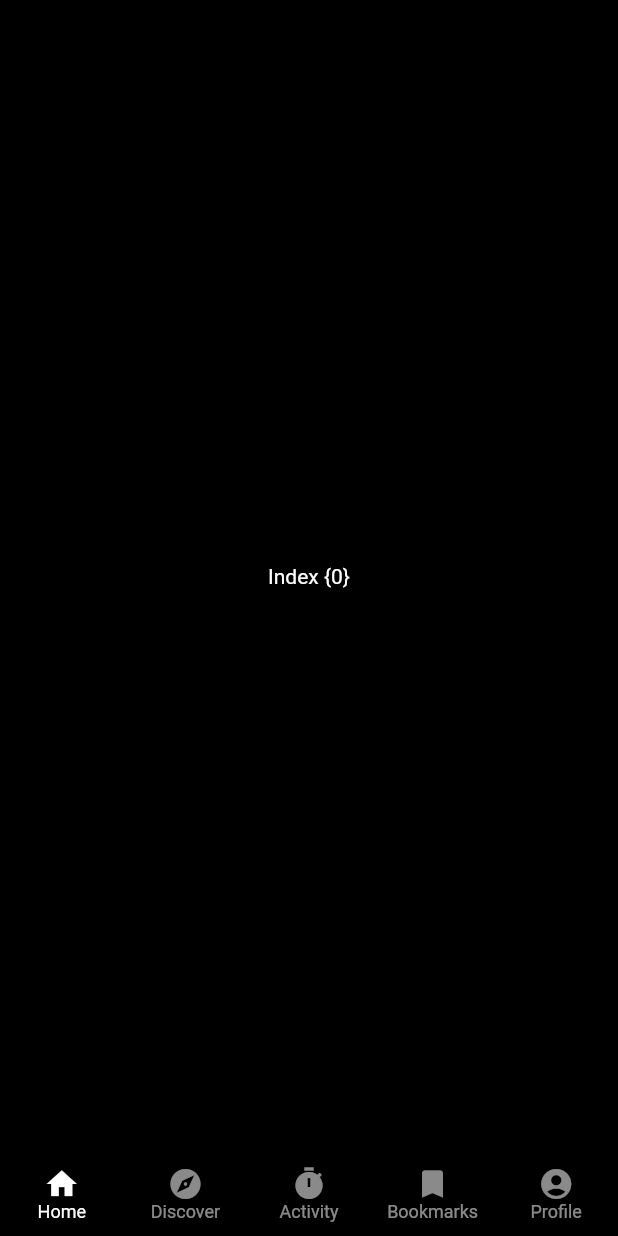
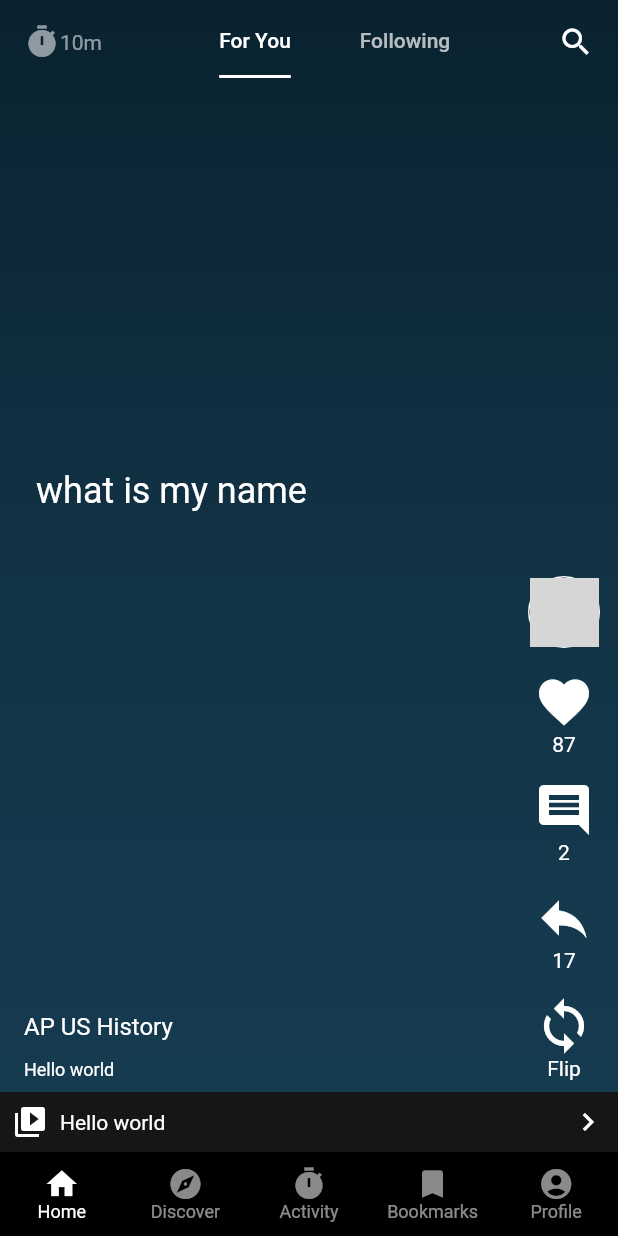
Before and after one commit to mvillanoy/quizlr, a Flutter app: the screen it shows after launch, on a phone screen of 412 x 824 dp. Run offline on Flutter 3.47's test engine with Material 2 defaults, Android fonts, the phone set to English and light mode, and no system bars; network calls fail; grey boxes are pictures that could not be loaded.

Commit message:
add quiz page UI

```diff
--- a/lib/constants/styles.dart
+++ b/lib/constants/styles.dart
@@ -0,0 +1,36 @@
+import 'package:flutter/material.dart';
+
+// const kPrimaryColor = Color(0xFF366CF6);
+// const kSecondaryColor = Color(0xFFF5F6FC);
+// const kBgLightColor = Color(0xFFF2F4FC);
+// const kBgDarkColor = Color(0xFFEBEDFA);
+// const kBadgeColor = Color(0xFFEE376E);
+
+// const kTitleTextColor = Color(0xFF30384D);
+// const kTextColor = Color(0xFF4D5875);
+
+const kGrayDark = Color(0xFF161616);
+
+const kTealDark = Color(0xFF0a222f);
+const kTealMedium = Color(0xFF123346);
+const kTealLight = Color(0xFF163c51);
+const kTealGray = Color(0xFF3E5C6B);
+
+const kOrangeMedium = Color(0xFFE2833C);
+const kOrangeLight = Color(0xFFF1B975);
+const kYellow = Color(0xFFF8D663);
+const kGreenMedium = Color(0xFF2F6150);
+const kGreenLight = Color(0xFF438871);
+
+const kRedLight = Color(0xFFD68481);
+const kRedMedium = Color(0xFFCD6763);
+const kMintMedium = Color(0xFF57AE91);
+const kMintLight = Color(0xFFB5DFD3);
+
+//Text Styles
+const kTextStylePlaylist =
+    TextStyle(fontSize: 12, color: Colors.white, fontWeight: FontWeight.bold);
+const kTextStyleDescription = TextStyle(fontSize: 12, color: Colors.white);
+const kTextStyleTitle = TextStyle(fontSize: 16, color: Colors.white);
+const kTextStyleQuestion = TextStyle(fontSize: 24, color: Colors.white);
+const kTextStyleAnswer = TextStyle(fontSize: 10, color: kGreenLight);
--- a/lib/main.dart
+++ b/lib/main.dart
@@ -1,5 +1,5 @@
 import 'package:flutter/material.dart';
-import 'package:quizlr/ui/home.dart';
+import 'package:quizlr/ui/home_page.dart';
 
 void main() {
   runApp(const MyApp());
@@ -8,7 +8,6 @@ void main() {
 class MyApp extends StatelessWidget {
   const MyApp({super.key});
 
-  // This widget is the root of your application.
   @override
   Widget build(BuildContext context) {
     return MaterialApp(
--- /dev/null
+++ b/lib/model/options.dart
@@ -0,0 +1,21 @@
+class Option {
+  Option({
+    required this.id,
+    required this.answer,
+  });
+
+  String id;
+  String answer;
+
+  factory Option.fromJson(Map<String, dynamic> json) {
+    return Option(
+      id: json['id'],
+      answer: json['answer'],
+    );
+  }
+
+  Map<String, dynamic> toJson() => {
+        'id': id,
+        'avatar': answer,
+      };
+}
--- /dev/null
+++ b/lib/model/quiz.dart
@@ -0,0 +1,86 @@
+import 'package:quizlr/model/options.dart';
+import 'package:quizlr/model/user.dart';
+
+enum QuizType { flashcard, mcq }
+
+class Quiz {
+  Quiz({
+    required this.type,
+    required this.id,
+    required this.playlist,
+    this.flashcardFront,
+    this.flashcardBack,
+    required this.description,
+    this.question,
+    required this.user,
+    this.options,
+  });
+
+  QuizType type;
+  int id;
+  String playlist;
+  String? flashcardFront;
+  String? flashcardBack;
+  String description;
+  String? question;
+  User user;
+  List<Option>? options;
+
+  factory Quiz.fromJson(Map<String, dynamic> json) {
+    List<dynamic> options = json['options'];
+
+    return Quiz(
+      type: json['type'],
+      id: json['id'],
+      playlist: json['playlist'],
+      flashcardFront: json['flashcard_front'],
+      flashcardBack: json['flashcard_back'],
+      description: json['description'],
+      question: json['question'],
+      user: User.fromJson(json['user']),
+      options: List<Option>.from(options.map((i) => Option.fromJson(i))),
+    );
+  }
+
+  Map<String, dynamic> toJson() => {
+        'type': type,
+        'id': id,
+        'playlist': playlist,
+        'flashcard_front': flashcardFront,
+        'flashcard_back': flashcardBack,
+        'description': description,
+        'question': question,
+        'user': user,
+        'options': options
+      };
+}
+
+Quiz kQuiz = Quiz(
+  type: QuizType.flashcard,
+  id: 123,
+  playlist: "playlist 1",
+  description: "Hello world",
+  flashcardFront: "what is my name",
+  flashcardBack: "monica",
+  user: User(
+      name: "AP US History",
+      avatar:
+          "http://cross-platform-rwa.s3-website-us-east-1.amazonaws.com/avatars/apush.png"),
+);
+
+Quiz kQuiz2 = Quiz(
+  type: QuizType.mcq,
+  id: 567,
+  playlist: "playlist 2",
+  description: "Hello earth",
+  question: "what is my last nationality",
+  user: User(
+      name: "AP US History",
+      avatar:
+          "http://cross-platform-rwa.s3-website-us-east-1.amazonaws.com/avatars/apush.png"),
+  options: [
+    Option(id: "A", answer: "German and Irish"),
+    Option(id: "B", answer: "Italian and German"),
+    Option(id: "C", answer: "Chinese & Japanese"),
+  ],
+);
--- /dev/null
+++ b/lib/model/user.dart
@@ -0,0 +1,21 @@
+class User {
+  User({
+    required this.name,
+    required this.avatar,
+  });
+
+  String name;
+  String avatar;
+
+  factory User.fromJson(Map<String, dynamic> json) {
+    return User(
+      name: json['name'],
+      avatar: json['avatar'],
+    );
+  }
+
+  Map<String, dynamic> toJson() => {
+        'name': name,
+        'avatar': avatar,
+      };
+}
--- a/lib/ui/home.dart
+++ b/lib/ui/home_page.dart
@@ -1,4 +1,6 @@
 import 'package:flutter/material.dart';
+import 'package:quizlr/ui/components/coming_soon.dart';
+import 'package:quizlr/ui/quiz/quiz_page.dart';
 
 class HomePage extends StatefulWidget {
   const HomePage({super.key});
@@ -10,13 +12,19 @@ class HomePage extends StatefulWidget {
 class _HomePageState extends State<HomePage> {
   int _selectedIndex = 0;
 
+  List<Widget> pageList = [
+    const QuizPage(),
+    const ComingSoon(),
+    const ComingSoon(),
+    const ComingSoon(),
+    const ComingSoon(),
+  ];
+
   @override
   Widget build(BuildContext context) {
     return Scaffold(
       body: Center(
-        child: Text(
-          'Index {$_selectedIndex}',
-        ),
+        child: pageList[_selectedIndex],
       ),
       bottomNavigationBar: BottomNavigationBar(
         backgroundColor: Colors.black,
--- /dev/null
+++ b/lib/ui/quiz/components/item_controls.dart
@@ -0,0 +1,45 @@
+import 'package:flutter/material.dart';
+import 'package:quizlr/model/quiz.dart';
+import 'package:quizlr/ui/quiz/components/question_control_buttons.dart';
+
+class QuestionControls extends StatelessWidget {
+  const QuestionControls({super.key, required this.quiz});
+
+  final Quiz quiz;
+
+  @override
+  Widget build(BuildContext context) {
+    return Column(
+      children: [
+        const Spacer(),
+        CircleAvatar(
+          radius: 24.0,
+          backgroundColor: Colors.white,
+          child: CircleAvatar(
+            radius: 23,
+            backgroundImage: NetworkImage(quiz.user.avatar),
+          ),
+        ),
+        const SizedBox(
+          height: 8,
+        ),
+        const QuestionControlButton(
+          iconData: Icons.favorite,
+          value: "87",
+        ),
+        const QuestionControlButton(
+          iconData: Icons.insert_comment,
+          value: "2",
+        ),
+        const QuestionControlButton(
+          iconData: Icons.reply,
+          value: "17",
+        ),
+        const QuestionControlButton(
+          iconData: Icons.sync,
+          value: "Flip",
+        )
+      ],
+    );
+  }
+}
--- /dev/null
+++ b/lib/ui/quiz/components/playlist.dart
@@ -0,0 +1,42 @@
+import 'package:flutter/material.dart';
+import 'package:quizlr/constants/styles.dart';
+
+class PlaylistWidget extends StatelessWidget {
+  const PlaylistWidget({super.key, required this.playlistName});
+
+  final String playlistName;
+
+  @override
+  Widget build(BuildContext context) {
+    return Container(
+      color: kGrayDark,
+      height: 40,
+      child: Row(
+        children: [
+          const Padding(
+            padding: EdgeInsets.all(8.0),
+            child: Icon(
+              Icons.video_library,
+              color: Colors.white,
+            ),
+          ),
+          Expanded(
+            child: Text(
+              playlistName,
+              style: const TextStyle(
+                color: Colors.white,
+              ),
+            ),
+          ),
+          const Padding(
+            padding: EdgeInsets.all(8.0),
+            child: Icon(
+              Icons.navigate_next,
+              color: Colors.white,
+            ),
+          ),
+        ],
+      ),
+    );
+  }
+}
--- /dev/null
+++ b/lib/ui/quiz/components/question_control_buttons.dart
@@ -0,0 +1,32 @@
+import 'package:flutter/material.dart';
+import 'package:quizlr/model/quiz.dart';
+
+class QuestionControlButton extends StatelessWidget {
+  const QuestionControlButton(
+      {super.key, required this.iconData, required this.value});
+
+  final IconData iconData;
+  final String value;
+
+  @override
+  Widget build(BuildContext context) {
+    return Padding(
+      padding: const EdgeInsets.fromLTRB(16, 8, 16, 8),
+      child: Column(
+        children: [
+          Icon(
+            iconData,
+            color: Colors.white,
+            size: 40,
+          ),
+          Text(
+            value,
+            style: const TextStyle(
+              color: Colors.white,
+            ),
+          ),
+        ],
+      ),
+    );
+  }
+}
--- /dev/null
+++ b/lib/ui/quiz/components/quiz_item.dart
@@ -0,0 +1,161 @@
+import 'package:flutter/material.dart';
+import 'package:quizlr/constants/styles.dart';
+import 'package:quizlr/model/quiz.dart';
+import 'package:quizlr/ui/quiz/components/item_controls.dart';
+import 'package:quizlr/ui/quiz/components/option_item.dart';
+import 'package:quizlr/ui/quiz/components/playlist.dart';
+import 'package:quizlr/ui/quiz/components/survey.dart';
+
+class QuizItem extends StatefulWidget {
+  const QuizItem({super.key, required this.quiz});
+
+  final Quiz quiz;
+
+  @override
+  State<QuizItem> createState() => _QuizItemState();
+}
+
+class _QuizItemState extends State<QuizItem> {
+  int _selectedIndex = -1;
+  bool showAnswer = false;
+
+  @override
+  Widget build(BuildContext context) {
+    return GestureDetector(
+      onTap: () {
+        if (widget.quiz.type == QuizType.flashcard) {
+          setState(() {
+            showAnswer = !showAnswer;
+          });
+        }
+      },
+      child: Container(
+        decoration: const BoxDecoration(
+          gradient: LinearGradient(
+            begin: Alignment.topCenter,
+            end: Alignment.bottomCenter,
+            colors: [
+              kTealDark,
+              kTealMedium,
+              kTealLight,
+            ],
+          ),
+        ),
+        child: Column(
+          children: [
+            Expanded(
+              child: Row(
+                children: [
+                  Expanded(
+                    child: Column(
+                      crossAxisAlignment: CrossAxisAlignment.stretch,
+                      children: [
+                        const Spacer(),
+                        _getQuestionView(),
+                        if (widget.quiz.type == QuizType.mcq) ...[
+                          const SizedBox(
+                            height: 16,
+                          ),
+                          _getChoicesView(),
+                        ],
+                        if (showAnswer) ...[
+                          const SizedBox(
+                            height: 16,
+                          ),
+                          _getAnswerView(),
+                        ],
+                        const Spacer(),
+                        if (showAnswer) ...[
+                          const Padding(
+                            padding: EdgeInsets.symmetric(horizontal: 16.0),
+                            child: SurveyWidget(),
+                          ),
+                        ],
+                        const SizedBox(
+                          height: 16,
+                        ),
+                        Padding(
+                          padding: const EdgeInsets.symmetric(
+                              vertical: 4, horizontal: 16),
+                          child: Text(
+                            widget.quiz.user.name,
+                            style: kTextStyleTitle,
+                            textAlign: TextAlign.left,
+                          ),
+                        ),
+                        Padding(
+                          padding: const EdgeInsets.symmetric(
+                              vertical: 8, horizontal: 16),
+                          child: Text(
+                            widget.quiz.description,
+                            style: kTextStyleDescription,
+                          ),
+                        ),
+                      ],
+                    ),
+                  ),
+                  QuestionControls(quiz: widget.quiz),
+                ],
+              ),
+            ),
+            PlaylistWidget(playlistName: widget.quiz.description),
+          ],
+        ),
+      ),
+    );
+  }
+
+  Widget _getQuestionView() {
+    return Padding(
+      padding: const EdgeInsets.symmetric(horizontal: 24.0),
+      child: Text(
+        widget.quiz.type == QuizType.flashcard
+            ? widget.quiz.flashcardFront ?? ""
+            : widget.quiz.question ?? "",
+        style: kTextStyleQuestion,
+      ),
+    );
+  }
+
+  Widget _getAnswerView() {
+    return Padding(
+      padding: const EdgeInsets.symmetric(horizontal: 24.0),
+      child: Column(
+        crossAxisAlignment: CrossAxisAlignment.start,
+        children: [
+          const Text(
+            "Answer",
+            style: kTextStyleAnswer,
+          ),
+          Text(
+            widget.quiz.type == QuizType.flashcard
+                ? widget.quiz.flashcardFront ?? ""
+                : widget.quiz.question ?? "",
+            style: kTextStyleQuestion,
+          ),
+        ],
+      ),
+    );
+  }
+
+  Widget _getChoicesView() {
+    return ListView.builder(
+        itemCount: widget.quiz.options?.length ?? 0,
+        shrinkWrap: true,
+        itemBuilder: (context, index) {
+          return Padding(
+            padding: const EdgeInsets.all(8.0),
+            child: OptionItem(
+              option: widget.quiz.options![index],
+              isCorrect: false,
+            ),
+          );
+        });
+  }
+
+  void _onItemTapped(int index) {
+    setState(() {
+      _selectedIndex = index;
+    });
+  }
+}
--- /dev/null
+++ b/lib/ui/quiz/components/timer.dart
@@ -0,0 +1,26 @@
+import 'package:flutter/material.dart';
+
+class TimerWidget extends StatelessWidget {
+  const TimerWidget({super.key, required this.remainingTime});
+
+  final int remainingTime;
+
+  @override
+  Widget build(BuildContext context) {
+    return Row(
+      mainAxisSize: MainAxisSize.min,
+      children: [
+        const Icon(
+          Icons.timer,
+          color: Colors.white54,
+        ),
+        Text(
+          "${remainingTime}m",
+          style: const TextStyle(
+            color: Colors.white54,
+          ),
+        ),
+      ],
+    );
+  }
+}
--- /dev/null
+++ b/lib/ui/quiz/quiz_page.dart
@@ -0,0 +1,89 @@
+import 'package:flutter/material.dart';
+import 'package:quizlr/model/quiz.dart';
+import 'package:quizlr/ui/components/coming_soon.dart';
+import 'package:quizlr/ui/quiz/components/quiz_item.dart';
+
+import 'components/timer.dart';
+
+final PageController mangaBrowserController = PageController();
+final PageController mangaReaderController = PageController();
+
+class QuizPage extends StatefulWidget {
+  const QuizPage({super.key});
+
+  @override
+  State<QuizPage> createState() => _QuizPageState();
+}
+
+class _QuizPageState extends State<QuizPage> {
+  // int _selectedIndex = 0;
+
+  @override
+  Widget build(BuildContext context) {
+    return SafeArea(
+      child: DefaultTabController(
+        length: 2,
+        child: Stack(
+          children: [
+            TabBarView(
+              children: [
+                PageView(
+                  scrollDirection: Axis.vertical,
+                  children: [
+                    QuizItem(quiz: kQuiz),
+                    QuizItem(quiz: kQuiz2),
+                    QuizItem(quiz: kQuiz),
+                    QuizItem(quiz: kQuiz2),
+                  ],
+                ),
+                PageView(
+                  scrollDirection: Axis.vertical,
+                  children: [
+                    QuizItem(quiz: kQuiz2),
+                    QuizItem(quiz: kQuiz),
+                    QuizItem(quiz: kQuiz2),
+                    QuizItem(quiz: kQuiz),
+                  ],
+                ),
+              ],
+            ),
+            Align(
+              alignment: Alignment.topCenter,
+              child: Row(
+                children: const [
+                  Padding(
+                    padding: EdgeInsets.all(16.0),
+                    child: TimerWidget(
+                      remainingTime: 10,
+                    ),
+                  ),
+                  Spacer(),
+                  SizedBox(
+                    width: 200,
+                    child: TabBar(
+                      indicatorColor: Colors.white,
+                      indicatorSize: TabBarIndicatorSize.label,
+                      tabs: [
+                        Tab(
+                          text: "For You",
+                        ),
+                        Tab(
+                          text: "Following",
+                        ),
+                      ],
+                    ),
+                  ),
+                  Spacer(),
+                  Padding(
+                    padding: EdgeInsets.all(16.0),
+                    child: Icon(Icons.search),
+                  )
+                ],
+              ),
+            ),
+          ],
+        ),
+      ),
+    );
+  }
+}
--- a/pubspec.yaml
+++ b/pubspec.yaml
@@ -35,6 +35,8 @@ dependencies:
   # The following adds the Cupertino Icons font to your application.
   # Use with the CupertinoIcons class for iOS style icons.
   cupertino_icons: ^1.0.2
+  http: ^0.13.6
+  app_usage: ^2.1.1
 
 dev_dependencies:
   flutter_test:
```
Also changed, not shown: lib/ui/components/coming_soon.dart (added, +14 -0 lines), lib/ui/quiz/components/option_item.dart (added, +67 -0 lines), lib/ui/quiz/components/survey.dart (added, +54 -0 lines), pubspec.lock, 3 other files.
